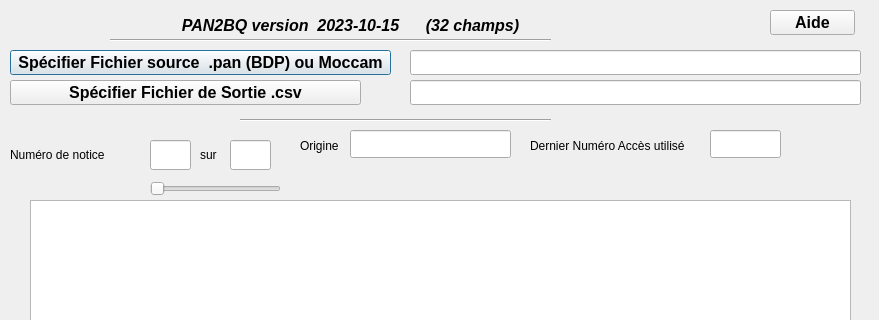
First picture: the form in UI/BQimport_unimarc.ui, repository meteos77/pan2bq, before the edit; both pictures show x 0 to 879 and y 0 to 320 of the 879 by 680 pixel window.
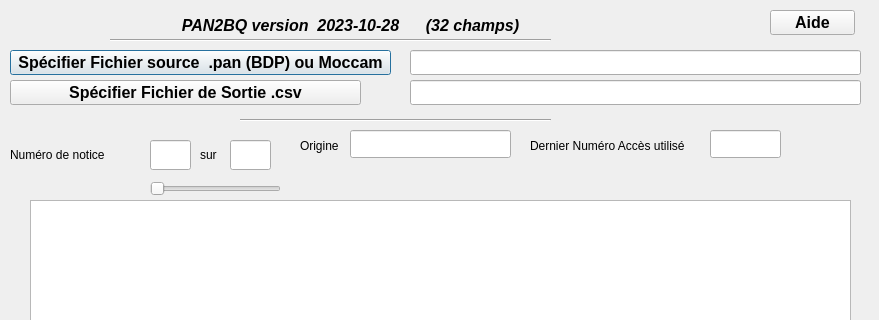
Second picture: the form after the edit.

```diff
--- a/UI/BQimport_unimarc.ui
+++ b/UI/BQimport_unimarc.ui
@@ -97,7 +97,7 @@
     <locale language="English" country="UnitedStates"/>
    </property>
    <property name="text">
-    <string>PAN2BQ version  2023-10-15      (32 champs)</string>
+    <string>PAN2BQ version  2023-10-28      (32 champs)</string>
    </property>
    <property name="textFormat">
     <enum>Qt::AutoText</enum>
```
